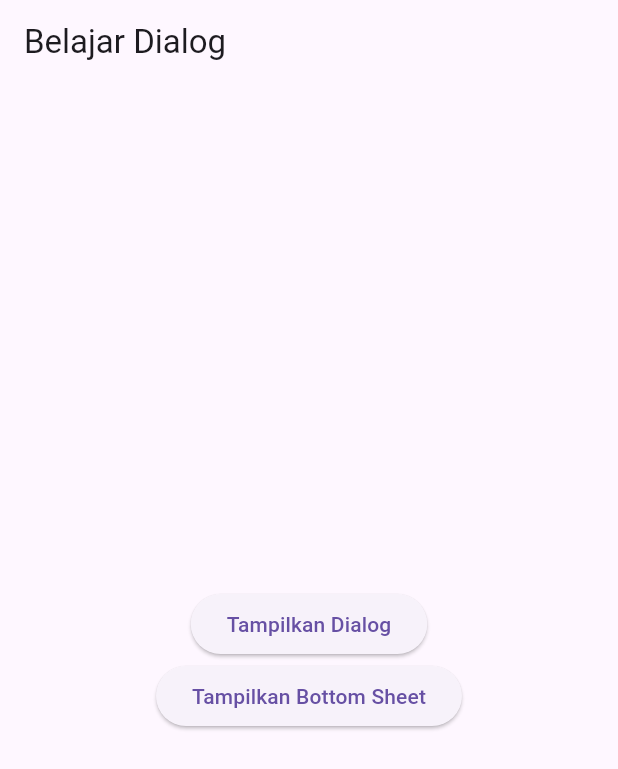
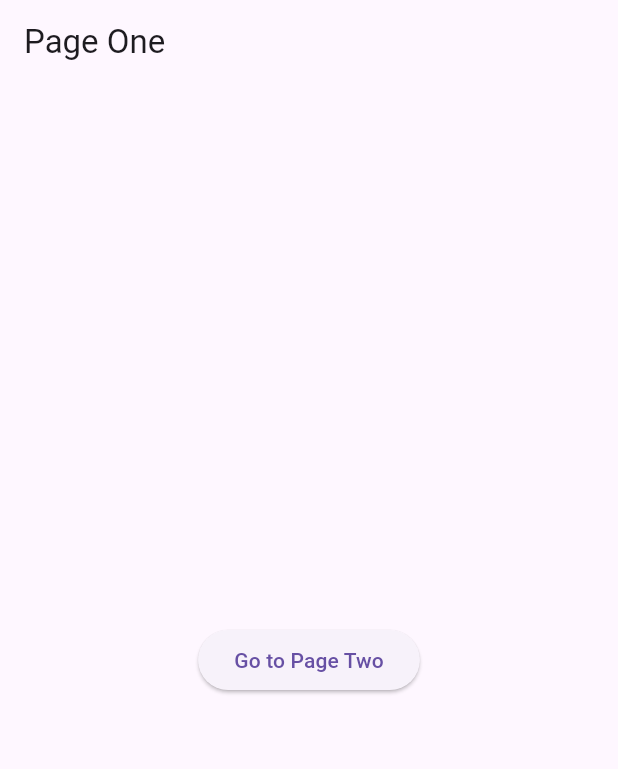
Before and after one commit to Miftakun/Flutter_Project_HK, a Flutter app: the screen it shows after launch, on a phone screen of 412 x 824 dp. Shown: the top 769 px of the screen. Run offline on Flutter 3.47's test engine with Material 3 defaults, Android fonts, the phone set to English and light mode, and no system bars.

```diff
--- a/lib/flutter_widget_ui/lib/main.dart
+++ b/lib/flutter_widget_ui/lib/main.dart
@@ -1,5 +1,6 @@
 import 'package:flutter/material.dart';
-import 'package:flutter_widget_ui/widgets/sample_dialog.dart';
+import 'package:flutter_widget_ui/pages/page_one.dart';
+import 'package:flutter_widget_ui/pages/page_two.dart';
 
 void main() {
   runApp(const MyApp());
@@ -14,7 +15,13 @@ class MyApp extends StatelessWidget {
     return MaterialApp(
       title: 'Flutter Demo',
       theme: ThemeData(primarySwatch: Colors.blue),
-      home: const SampleDialog(),
+      // home: const PageOne(),
+      initialRoute: '/',
+
+      routes: {
+        '/': (context) => const PageOne(),
+        '/second': (context) => const PageTwo(text: 'Hello Bro'),
+      },
     );
   }
 }
--- /dev/null
+++ b/lib/flutter_widget_ui/lib/pages/page_one.dart
@@ -0,0 +1,29 @@
+import 'package:flutter/material.dart';
+
+class PageOne extends StatefulWidget {
+  const PageOne({super.key});
+
+  @override
+  State<PageOne> createState() => _PageOneState();
+}
+
+class _PageOneState extends State<PageOne> {
+  @override
+  Widget build(BuildContext context) {
+    return Scaffold(
+      appBar: AppBar(title: const Text('Page One')),
+      body: Center(
+        child: ElevatedButton(
+          onPressed: () {
+            Navigator.pushNamed(
+              context,
+              '/second',
+              arguments: 'Hello from Page One',
+            );
+          },
+          child: const Text('Go to Page Two'),
+        ),
+      ),
+    );
+  }
+}
```
Also changed, not shown: lib/flutter_widget_ui/lib/pages/page_two.dart (added, +30 -0 lines).
